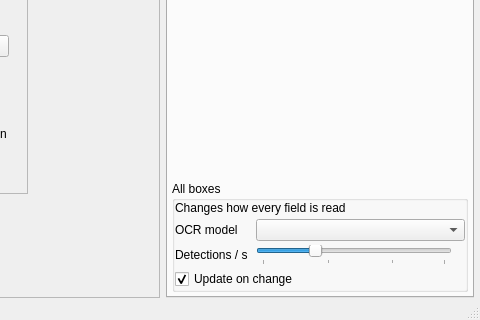
ThomasMcCrossin/scoresight, file src/mainwindow.ui: the form before one commit; both pictures show x 819 to 1299 and y 380 to 700 of the 1299 by 700 pixel window.
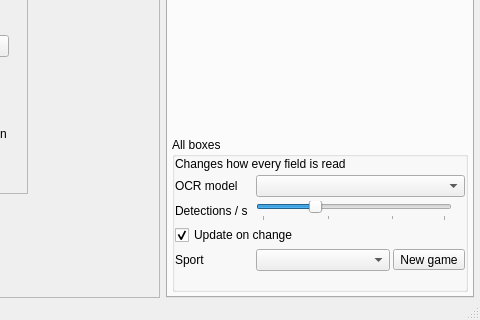
The form after the commit.

Commit message: Game & sports: sport profiles and the game-state engine

Patch:
```diff
--- a/src/mainwindow.ui
+++ b/src/mainwindow.ui
@@ -3002,6 +3002,62 @@
              </property>
             </widget>
            </item>
+           <item row="4" column="0">
+            <widget class="QLabel" name="label_sport">
+             <property name="toolTip">
+              <string>The sport being played: ScoreSight follows the game (the scores, the periods, the clock) from the fields named like them</string>
+             </property>
+             <property name="text">
+              <string>Sport</string>
+             </property>
+             <property name="buddy">
+              <cstring>comboBox_sport</cstring>
+             </property>
+            </widget>
+           </item>
+           <item row="4" column="1">
+            <layout class="QHBoxLayout" name="horizontalLayout_sport">
+             <property name="spacing">
+              <number>3</number>
+             </property>
+             <item>
+              <widget class="QComboBox" name="comboBox_sport">
+               <property name="sizePolicy">
+                <sizepolicy hsizetype="Expanding" vsizetype="Fixed">
+                 <horstretch>1</horstretch>
+                 <verstretch>0</verstretch>
+                </sizepolicy>
+               </property>
+               <property name="accessibleName">
+                <string>Sport</string>
+               </property>
+               <property name="toolTip">
+                <string>The sport being played. ScoreSight then follows the game from the fields named like a score, the clock, the period, fouls or timeouts: each score, the start and end of each period, the clock starting and stopping, the final buzzer. None: it doesn't.</string>
+               </property>
+              </widget>
+             </item>
+             <item>
+              <widget class="QToolButton" name="toolButton_newGame">
+               <property name="toolTip">
+                <string>Start following a new game: the game's events and points per period start over</string>
+               </property>
+               <property name="text">
+                <string>New game</string>
+               </property>
+              </widget>
+             </item>
+            </layout>
+           </item>
+           <item row="5" column="0" colspan="2">
+            <widget class="QLabel" name="label_gameStatus">
+             <property name="wordWrap">
+              <bool>true</bool>
+             </property>
+             <property name="hint" stdset="0">
+              <bool>true</bool>
+             </property>
+            </widget>
+           </item>
           </layout>
          </widget>
         </item>
```
The commit also changes 42 other files.
